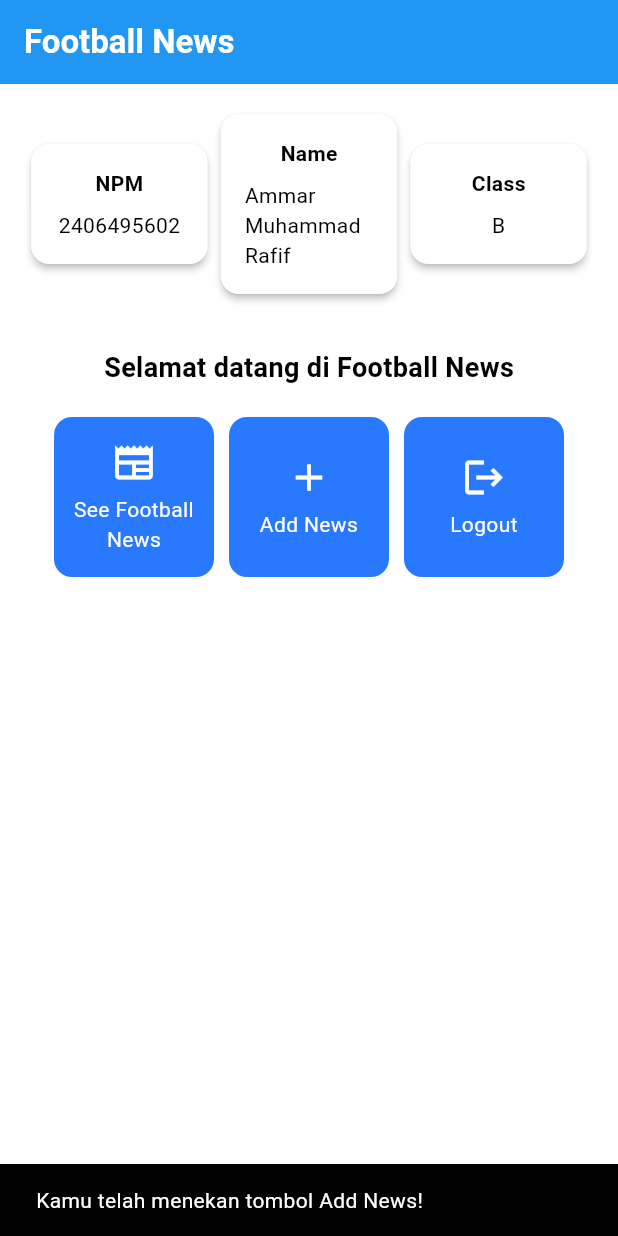
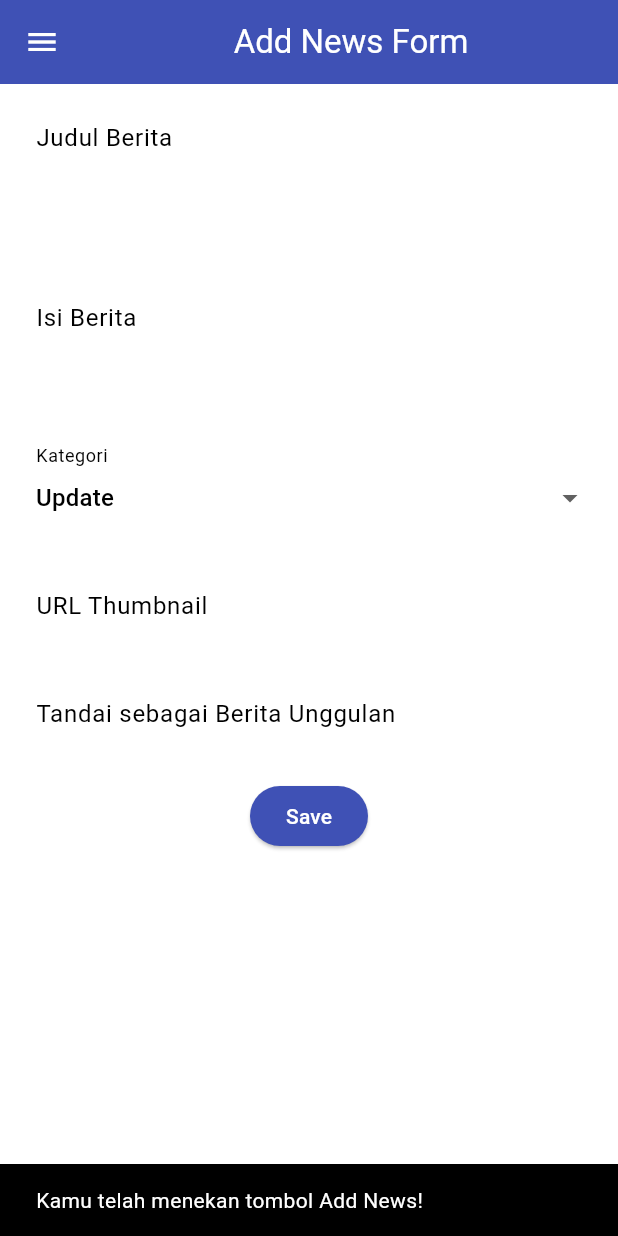
Before and after one commit to ammarrmuh/football-news-mobile, a Flutter app: the screen it shows after launch, after a tap on "Add News", on a phone screen of 412 x 824 dp. Run offline on Flutter 3.47's test engine with Material 3 defaults, Android fonts, the phone set to English and light mode, and no system bars.

Commit message:
Feat: Updating Flutter Navigation, Layouts, Forms, and Input Elements Tutorial 7, successfully added features create news

```diff
--- a/lib/main.dart
+++ b/lib/main.dart
@@ -1,5 +1,5 @@
 import 'package:flutter/material.dart';
-import 'package:football_news/menu.dart';
+import 'package:football_news/screens/menu.dart';
 void main() {
   runApp(const MyApp());
 }
--- a/lib/menu.dart
+++ b/lib/screens/menu.dart
@@ -1,4 +1,6 @@
 import 'package:flutter/material.dart';
+import 'package:football_news/widgets/news_card.dart';
+// import news_card
 
 class MyHomePage extends StatelessWidget {
   MyHomePage({super.key});
@@ -15,14 +17,12 @@ class MyHomePage extends StatelessWidget {
 
   @override
   Widget build(BuildContext context) {
-    return Scaffold(appBar: AppBar(
+    return Scaffold(
+      appBar: AppBar(
         // Judul aplikasi "Football News" dengan teks putih dan tebal.
         title: const Text(
           'Football News',
-          style: TextStyle(
-            color: Colors.white,
-            fontWeight: FontWeight.bold,
-          ),
+          style: TextStyle(color: Colors.white, fontWeight: FontWeight.bold),
         ),
         // Warna latar belakang AppBar diambil dari skema warna tema aplikasi.
         backgroundColor: Theme.of(context).colorScheme.primary,
@@ -51,7 +51,6 @@ class MyHomePage extends StatelessWidget {
             Center(
               child: Column(
                 // Menyusun teks dan grid item secara vertikal.
-
                 children: [
                   // Menampilkan teks sambutan dengan gaya tebal dan ukuran 18.
                   const Padding(
@@ -93,8 +92,8 @@ class MyHomePage extends StatelessWidget {
 class InfoCard extends StatelessWidget {
   // Kartu informasi yang menampilkan title dan content.
 
-  final String title;  // Judul kartu.
-  final String content;  // Isi kartu.
+  final String title; // Judul kartu.
+  final String content; // Isi kartu.
 
   const InfoCard({super.key, required this.title, required this.content});
 
@@ -105,15 +104,14 @@ class InfoCard extends StatelessWidget {
       elevation: 2.0,
       child: Container(
         // Mengatur ukuran dan jarak di dalam kartu.
-        width: MediaQuery.of(context).size.width / 3.5, // menyesuaikan dengan lebar device yang digunakan.
+        width:
+            MediaQuery.of(context).size.width /
+            3.5, // menyesuaikan dengan lebar device yang digunakan.
         padding: const EdgeInsets.all(16.0),
         // Menyusun title dan content secara vertikal.
         child: Column(
           children: [
-            Text(
-              title,
-              style: const TextStyle(fontWeight: FontWeight.bold),
-            ),
+            Text(title, style: const TextStyle(fontWeight: FontWeight.bold)),
             const SizedBox(height: 8.0),
             Text(content),
           ],
@@ -124,62 +122,8 @@ class InfoCard extends StatelessWidget {
 }
 
 class ItemHomepage {
- final String name;
- final IconData icon;
+  final String name;
+  final IconData icon;
 
- ItemHomepage(this.name, this.icon);
+  ItemHomepage(this.name, this.icon);
 }
-
-class ItemCard extends StatelessWidget {
-  // Menampilkan kartu dengan ikon dan nama.
-
-  final ItemHomepage item;
-
-  const ItemCard(this.item, {super.key});
-
-  @override
-  Widget build(BuildContext context) {
-    return Material(
-      // Menentukan warna latar belakang dari tema aplikasi.
-      color: Theme.of(context).colorScheme.secondary,
-      // Membuat sudut kartu melengkung.
-      borderRadius: BorderRadius.circular(12),
-
-      child: InkWell(
-        // Aksi ketika kartu ditekan.
-        onTap: () {
-          // Menampilkan pesan SnackBar saat kartu ditekan.
-          ScaffoldMessenger.of(context)
-            ..hideCurrentSnackBar()
-            ..showSnackBar(
-              SnackBar(content: Text("Kamu telah menekan tombol ${item.name}!"))
-            );
-        },
-        // Container untuk menyimpan Icon dan Text
-        child: Container(
-          padding: const EdgeInsets.all(8),
-          child: Center(
-            child: Column(
-              // Menyusun ikon dan teks di tengah kartu.
-              mainAxisAlignment: MainAxisAlignment.center,
-              children: [
-                Icon(
-                  item.icon,
-                  color: Colors.white,
-                  size: 30.0,
-                ),
-                const Padding(padding: EdgeInsets.all(3)),
-                Text(
-                  item.name,
-                  textAlign: TextAlign.center,
-                  style: const TextStyle(color: Colors.white),
-                ),
-              ],
-            ),
-          ),
-        ),
-      ),
-    );
-  }
-
-}
--- /dev/null
+++ b/lib/screens/newslist_form.dart
@@ -0,0 +1,205 @@
+import 'package:flutter/material.dart';
+import 'package:football_news/widgets/left_drawer.dart';
+
+class NewsFormPage extends StatefulWidget {
+  const NewsFormPage({super.key});
+
+  @override
+  State<NewsFormPage> createState() => _NewsFormPageState();
+}
+
+class _NewsFormPageState extends State<NewsFormPage> {
+  final _formKey = GlobalKey<FormState>();
+  String _title = "";
+  String _content = "";
+  String _category = "update"; // default
+  String _thumbnail = "";
+  bool _isFeatured = false; // default
+
+  final List<String> _categories = [
+    'transfer',
+    'update',
+    'exclusive',
+    'match',
+    'rumor',
+    'analysis',
+  ];
+
+  @override
+  Widget build(BuildContext context) {
+    return Scaffold(
+      appBar: AppBar(
+        title: const Center(child: Text('Add News Form')),
+        backgroundColor: Colors.indigo,
+        foregroundColor: Colors.white,
+      ),
+      drawer: const LeftDrawer(),
+      body: Form(
+        key: _formKey,
+        child: SingleChildScrollView(
+          child: Column(
+            crossAxisAlignment: CrossAxisAlignment.start,
+            children:[
+              // === Title ===
+              Padding(
+                padding: const EdgeInsets.all(8.0),
+                child: TextFormField(
+                  decoration: InputDecoration(
+                    hintText: "Judul Berita",
+                    labelText: "Judul Berita",
+                    border: OutlineInputBorder(
+                      borderRadius: BorderRadius.circular(5.0),
+                    ),
+                  ),
+                  onChanged: (String? value) {
+                    setState(() {
+                      _title = value!;
+                    });
+                  },
+                  validator: (String? value) {
+                    if (value == null || value.isEmpty) {
+                      return "Judul tidak boleh kosong!";
+                    }
+                    return null;
+                  },
+                ),
+              ),
+              // === Content ===
+              Padding(
+                padding: const EdgeInsets.all(8.0),
+                child: TextFormField(
+                  decoration: InputDecoration(
+                    hintText: "Isi Berita",
+                    labelText: "Isi Berita",
+                    border: OutlineInputBorder(
+                      borderRadius: BorderRadius.circular(5.0),
+                    ),
+                  ),
+                  maxLines: 5,
+                  onChanged: (String? value) {
+                    setState(() {
+                      _content = value!;
+                    });
+                  },
+                  validator: (String? value) {
+                    if (value == null || value.isEmpty) {
+                      return "Isi berita tidak boleh kosong!";
+                    }
+                    return null;
+                  },
+                ),
+              ),
+              // === Category ===
+              Padding(
+                padding: const EdgeInsets.all(8.0),
+                child: DropdownButtonFormField<String>(
+                  decoration: InputDecoration(
+                    labelText: "Kategori",
+                    border: OutlineInputBorder(
+                      borderRadius: BorderRadius.circular(5.0),
+                    ),
+                  ),
+                  value: _category,
+                  items: _categories
+                      .map((cat) => DropdownMenuItem(
+                            value: cat,
+                            child: Text(
+                                cat[0].toUpperCase() + cat.substring(1)),
+                          ))
+                      .toList(),
+                  onChanged: (String? newValue) {
+                    setState(() {
+                      _category = newValue!;
+                    });
+                  },
+                ),
+              ),
+              // === Thumbnail URL ===
+              Padding(
+                padding: const EdgeInsets.all(8.0),
+                child: TextFormField(
+                  decoration: InputDecoration(
+                    hintText: "URL Thumbnail (opsional)",
+                    labelText: "URL Thumbnail",
+                    border: OutlineInputBorder(
+                      borderRadius: BorderRadius.circular(5.0),
+                    ),
+                  ),
+                  onChanged: (String? value) {
+                    setState(() {
+                      _thumbnail = value!;
+                    });
+                  },
+                ),
+              ),
+              // === Is Featured ===
+              Padding(
+                padding: const EdgeInsets.all(8.0),
+                child: SwitchListTile(
+                  title: const Text("Tandai sebagai Berita Unggulan"),
+                  value: _isFeatured,
+                  onChanged: (bool value) {
+                    setState(() {
+                      _isFeatured = value;
+                    });
+                  },
+                ),
+              ),
+              // === Tombol Simpan ===
+              Align(
+                alignment: Alignment.bottomCenter,
+                child: Padding(
+                  padding: const EdgeInsets.all(8.0),
+                  child: ElevatedButton(
+                    style: ButtonStyle(
+                      backgroundColor:
+                          MaterialStateProperty.all(Colors.indigo),
+                    ),
+                    onPressed: () {
+                      if (_formKey.currentState!.validate()) {
+                        showDialog(
+                          context: context,
+                          builder: (context) {
+                            return AlertDialog(
+                              title: const Text('Produk berhasil tersimpan'),
+                              content: SingleChildScrollView(
+                                child: Column(
+                                  crossAxisAlignment:
+                                      CrossAxisAlignment.start,
+                                  children: [
+                                    Text('Judul: $_title'),
+                                    Text('Isi: $_content'),
+                                    Text('Kategori: $_category'),
+                                    Text('Thumbnail: $_thumbnail'),
+                                    Text(
+                                        'Unggulan: ${_isFeatured ? "Ya" : "Tidak"}'),
+                                  ],
+                                ),
+                              ),
+                              actions: [
+                                TextButton(
+                                  child: const Text('OK'),
+                                  onPressed: () {
+                                    Navigator.pop(context);
+                                    _formKey.currentState!.reset();
+                                  },
+                                ),
+                              ],
+                            );
+                          },
+                        );
+                      }
+                    },
+                    child: const Text(
+                      "Save",
+                      style: TextStyle(color: Colors.white),
+                    ),
+                  ),
+                ),
+              ),
+            ]
+          ),
+        )),
+    );
+  }
+}
--- /dev/null
+++ b/lib/widgets/news_card.dart
@@ -0,0 +1,63 @@
+import 'package:flutter/material.dart';
+import 'package:football_news/screens/newslist_form.dart';
+import 'package:football_news/screens/menu.dart';
+
+class ItemCard extends StatelessWidget {
+  // Menampilkan kartu dengan ikon dan nama.
+
+  final ItemHomepage item;
+
+  const ItemCard(this.item, {super.key});
+
+  @override
+  Widget build(BuildContext context) {
+    return Material(
+      // Menentukan warna latar belakang dari tema aplikasi.
+      color: Theme.of(context).colorScheme.secondary,
+      // Membuat sudut kartu melengkung.
+      borderRadius: BorderRadius.circular(12),
+
+      child: InkWell(
+        // Aksi ketika kartu ditekan.
+        onTap: () {
+          // Menampilkan pesan SnackBar saat kartu ditekan.
+          ScaffoldMessenger.of(context)
+            ..hideCurrentSnackBar()
+            ..showSnackBar(
+              SnackBar(
+                content: Text("Kamu telah menekan tombol ${item.name}!"),
+              ),
+            );
+
+          // Navigate ke route yang sesuai (tergantung jenis tombol)
+          if (item.name == "Add News") {
+            // TODO: Gunakan Navigator.push untuk melakukan navigasi ke MaterialPageRoute yang mencakup NewsFormPage.\
+            Navigator.push(
+              context,
+              MaterialPageRoute(builder: (context) => NewsFormPage()),
+            );
+          }
+        },
+        // Container untuk menyimpan Icon dan Text
+        child: Container(
+          padding: const EdgeInsets.all(8),
+          child: Center(
+            child: Column(
+              // Menyusun ikon dan teks di tengah kartu.
+              mainAxisAlignment: MainAxisAlignment.center,
+              children: [
+                Icon(item.icon, color: Colors.white, size: 30.0),
+                const Padding(padding: EdgeInsets.all(3)),
+                Text(
+                  item.name,
+                  textAlign: TextAlign.center,
+                  style: const TextStyle(color: Colors.white),
+                ),
+              ],
+            ),
+          ),
+        ),
+      ),
+    );
+  }
+}
```
Also changed, not shown: lib/widgets/left_drawer.dart (added, +70 -0 lines).
